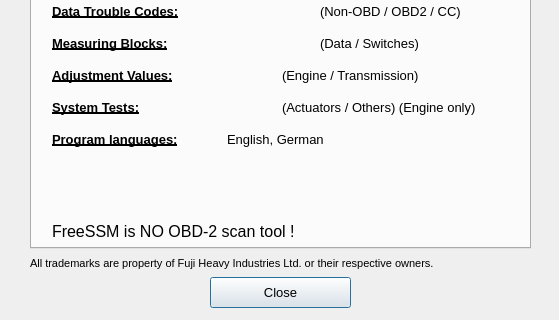
Above: ui/About.ui from Comer352L/FreeSSM before the change; both pictures show x 0 to 559 and y 205 to 525 of the 559 by 525 pixel window. Below: the same form after it.
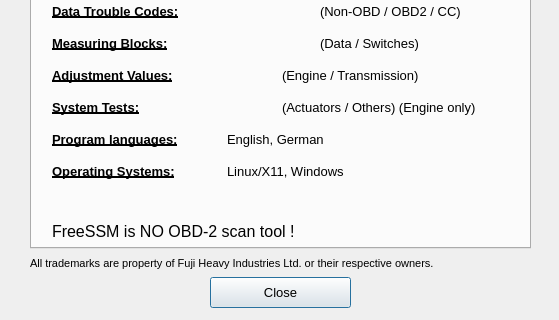
That is the form after the change. The open tabs and pages were chosen to show the change.

Commit message: Added supported operating system to program feature information

What changed in the file:
```diff
--- a/ui/About.ui
+++ b/ui/About.ui
@@ -505,6 +505,45 @@
       <string>English, German</string>
      </property>
     </widget>
+    <widget class="QLabel" name="supportedOStitle_label" >
+     <property name="geometry" >
+      <rect>
+       <x>20</x>
+       <y>256</y>
+       <width>161</width>
+       <height>18</height>
+      </rect>
+     </property>
+     <property name="font" >
+      <font>
+       <pointsize>10</pointsize>
+       <weight>75</weight>
+       <bold>true</bold>
+       <underline>true</underline>
+      </font>
+     </property>
+     <property name="text" >
+      <string>Operating Systems:</string>
+     </property>
+    </widget>
+    <widget class="QLabel" name="supportedOS_label" >
+     <property name="geometry" >
+      <rect>
+       <x>195</x>
+       <y>256</y>
+       <width>281</width>
+       <height>18</height>
+      </rect>
+     </property>
+     <property name="font" >
+      <font>
+       <pointsize>10</pointsize>
+      </font>
+     </property>
+     <property name="text" >
+      <string>Linux/X11, Windows</string>
+     </property>
+    </widget>
    </widget>
    <widget class="QWidget" name="credits_tab" >
     <attribute name="title" >
```
The commit also changes 3 other files.
